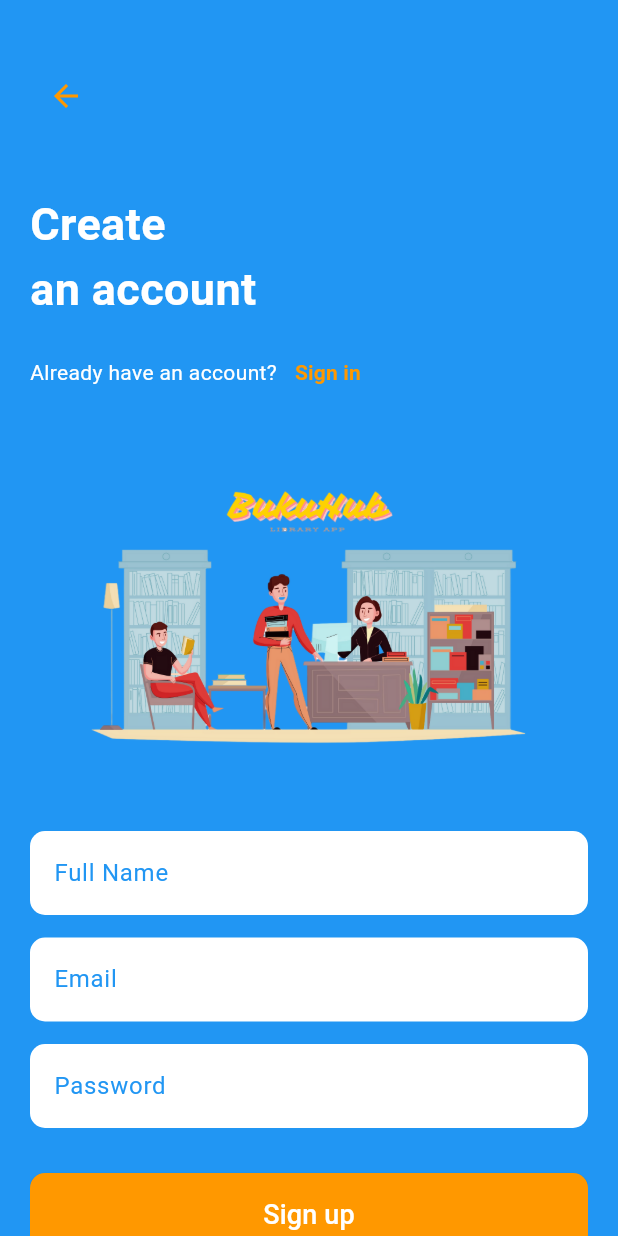
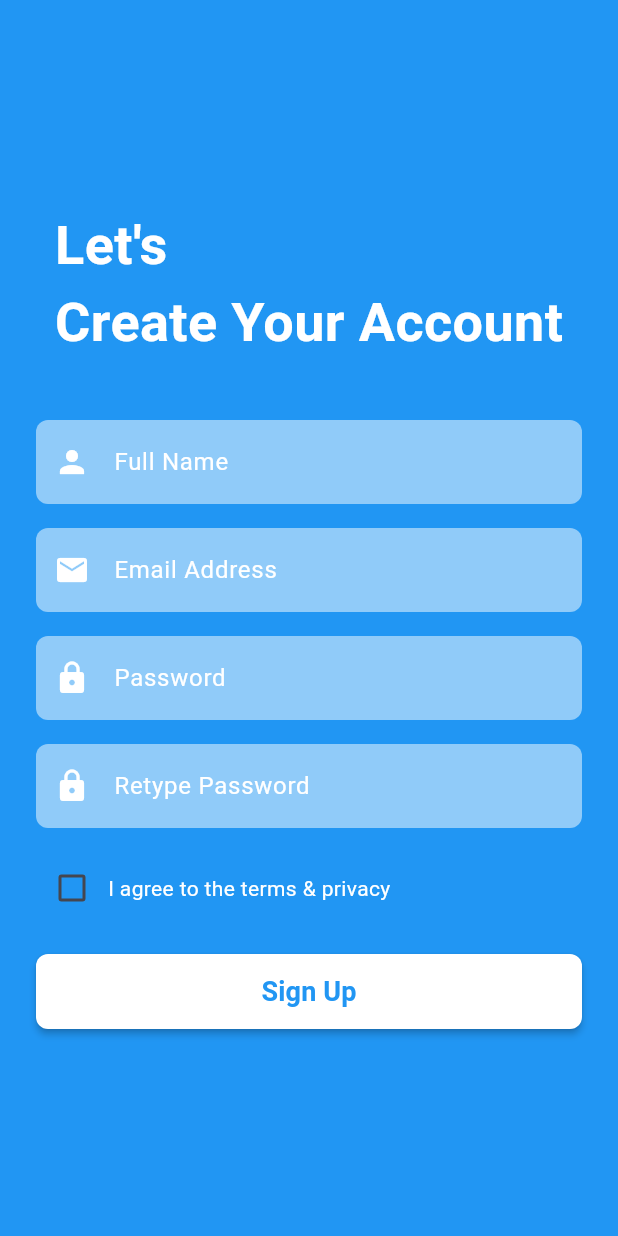
Before and after one commit to ibrahimalanshor/library, a Flutter app: the RegisterPage screen opened by its route, on a phone screen of 412 x 824 dp. Run offline on Flutter 3.47's test engine with Material 3 defaults, Android fonts, the phone set to English and light mode, and no system bars; our stand-ins replace animated_text_kit, cloud_firestore, firebase_auth, firebase_core, firebase_storage, image_picker; missing offline and left inert: syncfusion_flutter_pdfviewer; accounts and stored records are empty; network calls fail; project files that could hold a hidden picture were left out.

Commit message:
register

```diff
--- a/lib/auth/login_screen.dart
+++ b/lib/auth/login_screen.dart
@@ -91,7 +91,9 @@ class _LoginPageState extends State<LoginPage> {
               const SizedBox(height: 16),
               const Text('Or', style: TextStyle(fontSize: 16, color: Colors.white), textAlign: TextAlign.center),
               const SizedBox(height: 16),
-              _buildButton('Create an Account', () {}),
+              _buildButton('Create an Account', () {
+                Navigator.of(context).pushNamed('/signup'); // ⬅️ Navigasi ke RegisterPage
+              }),
             ],
           ),
         ),
--- a/lib/auth/signup_screen.dart
+++ b/lib/auth/signup_screen.dart
@@ -1,92 +1,123 @@
 import 'package:flutter/material.dart';
+import 'package:firebase_auth/firebase_auth.dart';
 
-class RegisterPage extends StatelessWidget {
-  const RegisterPage({super.key});
+class RegisterPage extends StatefulWidget {
+  const RegisterPage({Key? key}) : super(key: key);
+
+  @override
+  _RegisterPageState createState() => _RegisterPageState();
+}
+
+class _RegisterPageState extends State<RegisterPage> {
+  final TextEditingController _nameController = TextEditingController();
+  final TextEditingController _emailController = TextEditingController();
+  final TextEditingController _passwordController = TextEditingController();
+  final TextEditingController _retypePasswordController = TextEditingController();
+  bool _isLoading = false;
+  bool _agreeToTerms = false;
+
+  Future<void> _register() async {
+    if (!_agreeToTerms) {
+      ScaffoldMessenger.of(context).showSnackBar(
+        const SnackBar(content: Text('You must agree to the terms & privacy')),
+      );
+      return;
+    }
+
+    if (_passwordController.text != _retypePasswordController.text) {
+      ScaffoldMessenger.of(context).showSnackBar(
+        const SnackBar(content: Text('Passwords do not match')),
+      );
+      return;
+    }
+
+    setState(() {
+      _isLoading = true;
+    });
+
+    try {
+      UserCredential userCredential = await FirebaseAuth.instance.createUserWithEmailAndPassword(
+        email: _emailController.text.trim(),
+        password: _passwordController.text,
+      );
+
+      if (userCredential.user != null) {
+        Navigator.of(context).pushReplacementNamed('/dashboard');
+      }
+    } on FirebaseAuthException catch (e) {
+      ScaffoldMessenger.of(context).showSnackBar(
+        SnackBar(content: Text(e.message ?? 'Registration failed')),
+      );
+    } finally {
+      setState(() {
+        _isLoading = false;
+      });
+    }
+  }
 
   @override
   Widget build(BuildContext context) {
     return Scaffold(
-      backgroundColor: Colors.blue, // Background color set to blue
-      body: Padding(
-        padding: const EdgeInsets.symmetric(horizontal: 20),
+      backgroundColor: Colors.blue,
+      body: Center(
         child: SingleChildScrollView(
+          padding: const EdgeInsets.symmetric(horizontal: 24),
           child: Column(
-            crossAxisAlignment: CrossAxisAlignment.start,
+            mainAxisSize: MainAxisSize.min,
             children: [
-              const SizedBox(height: 40),
-              IconButton(
-                icon: const Icon(Icons.arrow_back, color: Colors.orange),
-                onPressed: () {
-                  // Navigate to the previous screen
-                  Navigator.pop(context);
-                },
+              const Text(
+                "Let's \nCreate Your Account",
+                style: TextStyle(fontSize: 36, fontWeight: FontWeight.bold, color: Colors.white),
               ),
               const SizedBox(height: 40),
-              const Text(
-                'Create\nan account',
-                style: TextStyle(
-                  fontSize: 30,
-                  fontWeight: FontWeight.bold,
-                  color: Colors.white, // Text color set to white
-                ),
+              TextField(
+                controller: _nameController,
+                decoration: _inputDecoration(Icons.person, 'Full Name'),
+                style: const TextStyle(color: Colors.white),
               ),
-              const SizedBox(height: 10),
+              const SizedBox(height: 16),
+              TextField(
+                controller: _emailController,
+                decoration: _inputDecoration(Icons.email, 'Email Address'),
+                style: const TextStyle(color: Colors.white),
+              ),
+              const SizedBox(height: 16),
+              TextField(
+                controller: _passwordController,
+                obscureText: true,
+                decoration: _inputDecoration(Icons.lock, 'Password'),
+                style: const TextStyle(color: Colors.white),
+              ),
+              const SizedBox(height: 16),
+              TextField(
+                controller: _retypePasswordController,
+                obscureText: true,
+                decoration: _inputDecoration(Icons.lock, 'Retype Password'),
+                style: const TextStyle(color: Colors.white),
+              ),
+              const SizedBox(height: 16),
               Row(
                 children: [
-                  const Text(
-                    'Already have an account?',
-                    style: TextStyle(color: Colors.white),
+                  Checkbox(
+                    value: _agreeToTerms,
+                    onChanged: (bool? value) {
+                      setState(() {
+                        _agreeToTerms = value ?? false;
+                      });
+                    },
+                    checkColor: Colors.blue,
+                    activeColor: Colors.white,
                   ),
-                  TextButton(
-                    onPressed: () {
-                      Navigator.pushNamed(context, '/login');
-                    },
-                    child: const Text(
-                      'Sign in',
-                      style: TextStyle(
-                        color: Colors.orange,
-                        fontWeight: FontWeight.bold,
-                      ),
+                  const Expanded(
+                    child: Text(
+                      'I agree to the terms & privacy',
+                      style: TextStyle(color: Colors.white),
                     ),
                   ),
                 ],
               ),
-              const SizedBox(height: 12),
-              Center(
-                child: Image.asset(
-                  'assets/images/signup_logo.png',
-                  height: 250,
-                ),
-              ),
               const SizedBox(height: 20),
-              _buildTextField('Full Name'),
-              const SizedBox(height: 15),
-              _buildTextField('Email'),
-              const SizedBox(height: 15),
-              _buildTextField('Password', isPassword: true),
-              const SizedBox(height: 30),
-              ElevatedButton(
-                onPressed: () {
-                  // Add the sign-up logic here
-                },
-                style: ElevatedButton.styleFrom(
-                  backgroundColor: Colors.orange, // Button color set to orange
-                  shape: RoundedRectangleBorder(
-                    borderRadius: BorderRadius.circular(10),
-                  ),
-                  padding: const EdgeInsets.symmetric(vertical: 15),
-                ),
-                child: const Center(
-                  child: Text(
-                    'Sign up',
-                    style: TextStyle(
-                      color: Colors.white, // Button text set to white
-                      fontSize: 18,
-                    ),
-                  ),
-                ),
-              ),
-              const SizedBox(height: 40),
+              _buildButton('Sign Up', _register),
             ],
           ),
         ),
@@ -94,20 +125,34 @@ class RegisterPage extends StatelessWidget {
     );
   }
 
-  Widget _buildTextField(String hintText, {bool isPassword = false}) {
-    return TextField(
-      obscureText: isPassword,
-      decoration: InputDecoration(
-        hintText: hintText,
-        hintStyle: const TextStyle(color: Colors.blue),
-        filled: true,
-        fillColor: Colors.white, // White background for the text fields
-        border: OutlineInputBorder(
-          borderRadius: BorderRadius.circular(10),
-          borderSide: BorderSide.none,
+  InputDecoration _inputDecoration(IconData icon, String hintText) {
+    return InputDecoration(
+      filled: true,
+      fillColor: Colors.white.withOpacity(0.5),
+      hintText: hintText,
+      hintStyle: const TextStyle(color: Colors.white),
+      prefixIcon: Icon(icon, color: Colors.white),
+      border: InputBorder.none,
+      enabledBorder: OutlineInputBorder(borderRadius: BorderRadius.circular(8), borderSide: BorderSide.none),
+      focusedBorder: OutlineInputBorder(borderRadius: BorderRadius.circular(8), borderSide: BorderSide.none),
+    );
+  }
+
+  Widget _buildButton(String text, VoidCallback onPressed) {
+    return SizedBox(
+      width: double.infinity,
+      height: 50,
+      child: ElevatedButton(
+        onPressed: _isLoading ? null : onPressed,
+        style: ElevatedButton.styleFrom(
+          backgroundColor: Colors.white,
+          elevation: 2,
+          shape: RoundedRectangleBorder(borderRadius: BorderRadius.circular(8)),
         ),
+        child: _isLoading
+            ? const CircularProgressIndicator(valueColor: AlwaysStoppedAnimation<Color>(Colors.blue))
+            : Text(text, style: const TextStyle(fontSize: 18, color: Colors.blue, fontWeight: FontWeight.bold)),
       ),
-      style: const TextStyle(color: Colors.blue), // Text content color to blue
     );
   }
 }
```
